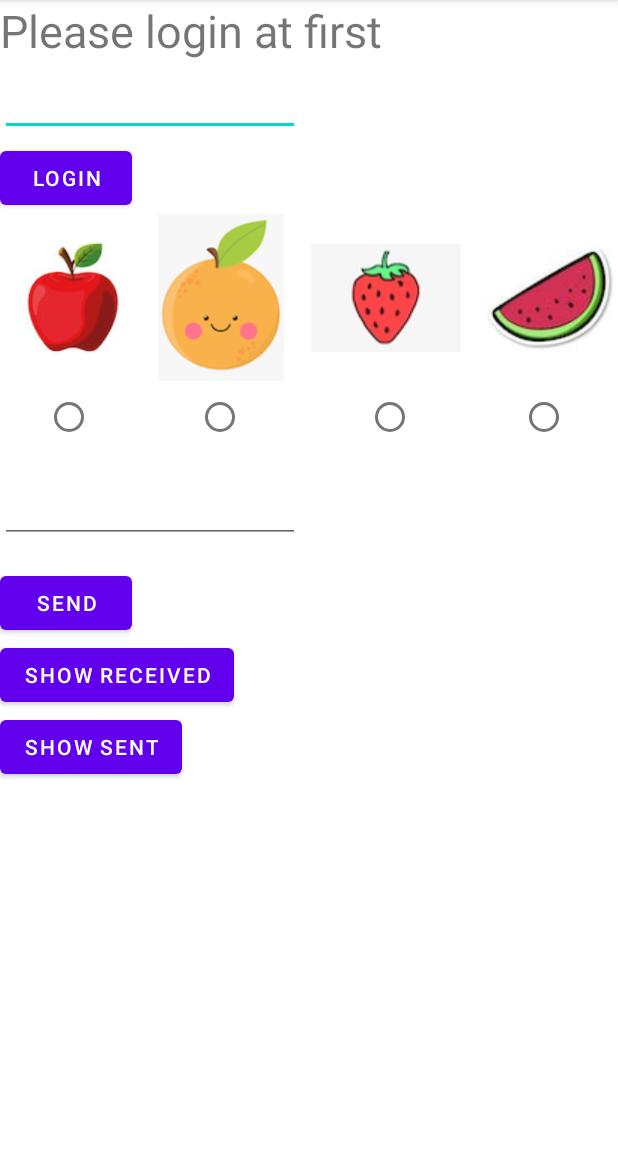
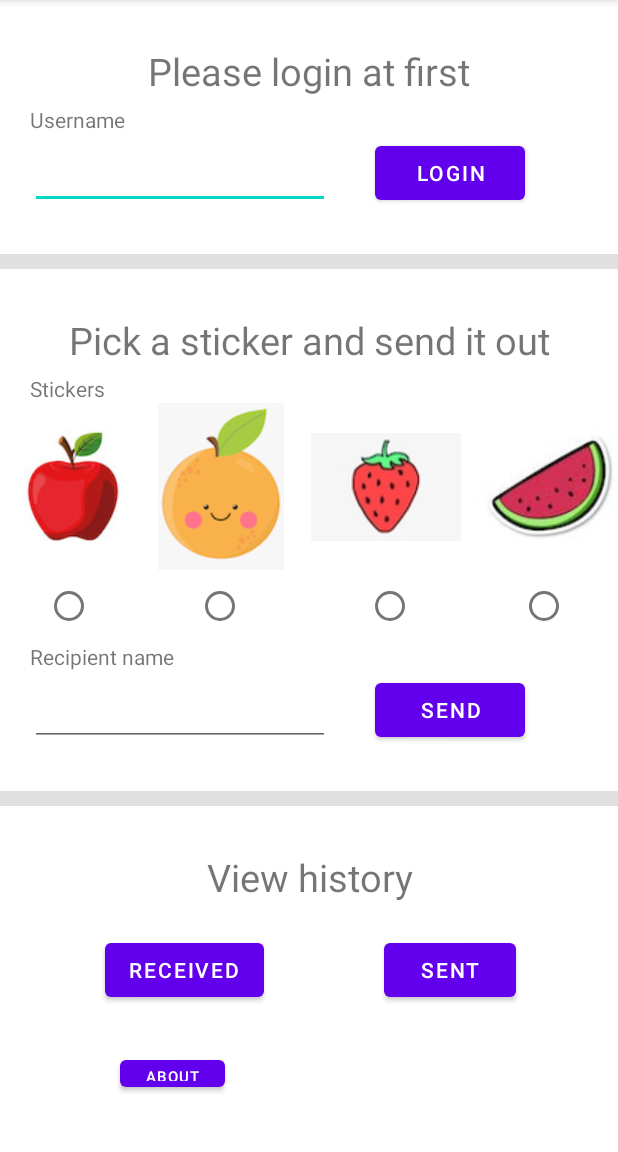
Before and after one commit to bxiao012/Team36, an Android app: the A8MainActivity screen opened directly, with no data from a screen before it, on a phone screen of 412 x 824 dp, the part 84-1236 px from its top. Run offline under Robolectric (Android 15) with nearby library versions, the phone set to English and light mode, and no system bars; our stand-ins replace Firebase (no records; nobody signed in at launch, a user with empty details on screens opened directly).

Commit message:
Implemented the final layout and added "About" button.

```diff
--- a/app/src/main/java/edu/northeastern/team36/A8MainActivity.java
+++ b/app/src/main/java/edu/northeastern/team36/A8MainActivity.java
@@ -60,6 +60,8 @@ public class A8MainActivity extends AppCompatActivity {
     private Button btnSend;
     private Button btnShowReceived;
     private Button btnShowSent;
+    private Button btnAbout;
+    private TextView abtText;
     private RadioButton btn1, btn2, btn3, btn4;
     private RadioGroup radioGroup;
     private ArrayList<RadioButton> radioButtons = new ArrayList<>();
@@ -84,6 +86,8 @@ public class A8MainActivity extends AppCompatActivity {
         btnSend = (Button) findViewById(R.id.button4);
         btnShowReceived = (Button) findViewById(R.id.buttonShowReceived);
         btnShowSent = (Button) findViewById(R.id.buttonShowSent);
+        btnAbout = (Button) findViewById(R.id.buttonAbout);
+        abtText = (TextView) findViewById(R.id.about);
 
         ImageView image1 = findViewById(R.id.imageView1);
         ImageView image2 = findViewById(R.id.imageView2);
@@ -123,6 +127,16 @@ public class A8MainActivity extends AppCompatActivity {
                 connectDatabaseAddListener();
             }
         });
+
+        //About
+        btnAbout.setOnClickListener(new View.OnClickListener() {
+            @Override
+            public void onClick(View view) {
+                abtText.setText("Team36\nLu Wang, Beiduo Xiao, Kaiwen Zhou, Linhong Dai");
+            }
+        });
+
+
 
         // Send message - insert 1 message object into DB
         btnSend.setOnClickListener(new View.OnClickListener() {
--- a/app/src/main/res/layout/activity_a8_main.xml
+++ b/app/src/main/res/layout/activity_a8_main.xml
@@ -33,22 +33,70 @@
 
                 <TextView
                     android:id="@+id/textView3"
-                    android:layout_width="wrap_content"
+                    android:layout_width="match_parent"
                     android:layout_height="wrap_content"
+                    android:layout_marginTop="30dp"
+                    android:layout_marginBottom="5dp"
+                    android:gravity="center"
                     android:text="Please login at first"
-                    android:textSize="30dp" />
+                    android:textSize="25dp" />
+
+                <TextView
+                    android:id="@+id/textView4"
+                    android:layout_width="match_parent"
+                    android:layout_height="wrap_content"
+                    android:layout_marginLeft="20dp"
+
+                    android:text="Username" />
+
+                <LinearLayout
+                    android:layout_width="match_parent"
+                    android:layout_height="match_parent">
+
 
                     <EditText
                         android:id="@+id/userInput"
                         android:layout_width="200dp"
                         android:layout_height="50dp"
-                    android:layout_marginBottom="4dp" />
+                        android:layout_marginLeft="20dp"/>
 
                     <Button
                         android:id="@+id/button3"
-                    android:layout_width="wrap_content"
+                        android:layout_width="100dp"
                         android:layout_height="wrap_content"
-                    android:text="Login" />
+                        android:text="Login"
+                        android:layout_marginRight="40dp"
+                        android:layout_marginLeft="30dp"/>
+
+
+                </LinearLayout>
+
+                <View
+                    android:id="@+id/divider"
+                    android:layout_width="match_parent"
+                    android:layout_height="10dp"
+                    android:layout_marginTop="30dp"
+                    android:layout_marginBottom="30dp"
+                    android:background="?android:attr/listDivider" />
+
+                <TextView
+                    android:id="@+id/textView6"
+                    android:layout_width="match_parent"
+                    android:layout_height="wrap_content"
+
+                    android:layout_marginBottom="5dp"
+                    android:gravity="center"
+                    android:text="Pick a sticker and send it out"
+                    android:textSize="25dp" />
+
+                <TextView
+                    android:id="@+id/textView5"
+                    android:layout_width="match_parent"
+                    android:layout_height="wrap_content"
+                    android:layout_marginLeft="20dp"
+
+                    android:text="Stickers" />
+
 
                 <LinearLayout
                     android:id="@+id/imageID"
@@ -137,33 +185,119 @@
                     </RadioGroup>
 
                 </LinearLayout>
+                <TextView
+                    android:id="@+id/textView7"
+                    android:layout_width="match_parent"
+                    android:layout_height="wrap_content"
+                    android:layout_marginLeft="20dp"
+
+                    android:text="Recipient name" />
+
+                <LinearLayout
+                    android:layout_width="match_parent"
+                    android:layout_height="match_parent">
+
 
                     <EditText
                         android:id="@+id/toUser"
                         android:layout_width="200dp"
                         android:layout_height="50dp"
-                    android:layout_marginTop="10dp"
-                    android:layout_marginBottom="16dp" />
+                        android:layout_marginLeft="20dp"/>
 
                     <Button
                         android:id="@+id/button4"
-                    android:layout_width="wrap_content"
+                        android:layout_width="100dp"
                         android:layout_height="wrap_content"
-                    android:text="Send" />
+                        android:text="Send"
+                        android:layout_marginRight="40dp"
+                        android:layout_marginLeft="30dp"/>
 
+
+                </LinearLayout>
+
+                <View
+                    android:id="@+id/divider1"
+                    android:layout_width="match_parent"
+                    android:layout_height="10dp"
+                    android:layout_marginTop="30dp"
+                    android:layout_marginBottom="30dp"
+                    android:background="?android:attr/listDivider" />
+
+                <TextView
+                    android:id="@+id/textView8"
+                    android:layout_width="match_parent"
+                    android:layout_height="wrap_content"
+
+                    android:layout_marginBottom="5dp"
+                    android:gravity="center"
+                    android:text="View history"
+                    android:textSize="25dp" />
+
+
+                <LinearLayout
+                    android:layout_width="match_parent"
+                    android:layout_height="wrap_content"
+                    android:layout_marginTop="15dp">
 
                     <Button
                         android:id="@+id/buttonShowReceived"
                         android:layout_width="wrap_content"
                         android:layout_height="wrap_content"
-                    android:text="Show Received" />
+                        android:text="Received"
+                        android:layout_marginLeft="70dp"/>
 
 
                     <Button
                         android:id="@+id/buttonShowSent"
                         android:layout_width="wrap_content"
                         android:layout_height="wrap_content"
-                    android:text="Show Sent" />
+                        android:text="Sent"
+                        android:layout_marginLeft="80dp"/>
+
+
+
+
+
+
+                </LinearLayout>
+
+
+                <LinearLayout
+                    android:layout_width="match_parent"
+                    android:layout_height="match_parent">
+
+                    <Button
+                        android:id="@+id/buttonAbout"
+                        android:layout_width="70dp"
+                        android:layout_height="30dp"
+                        android:layout_marginTop="30dp"
+
+                        android:text="ABOUT"
+                        android:textSize="10dp"
+                        android:layout_marginLeft="80dp"/>
+
+
+                    <TextView
+                        android:layout_width="match_parent"
+                        android:layout_height="match_parent"
+                        android:textAlignment="center"
+                        android:id="@+id/about">
+
+                    </TextView>
+
+
+
+                </LinearLayout>
+
+
+
+
+
+
+
+
+
+
 
 
 
```
Lines whose indentation alone changed are shown as unchanged.
